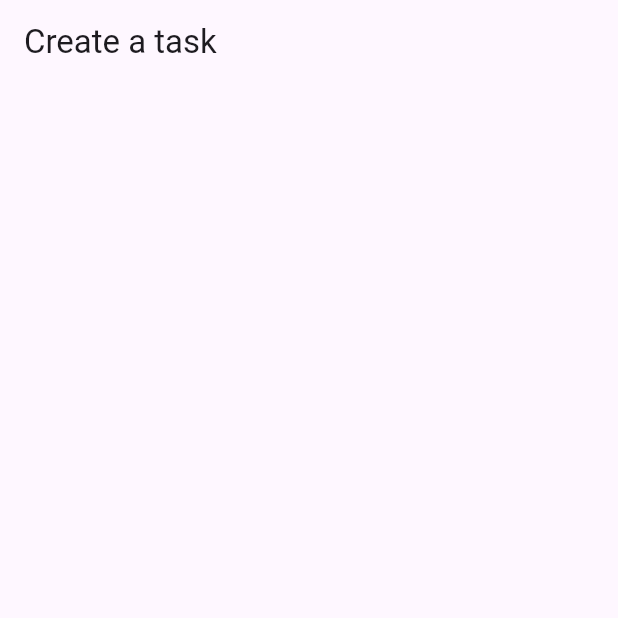
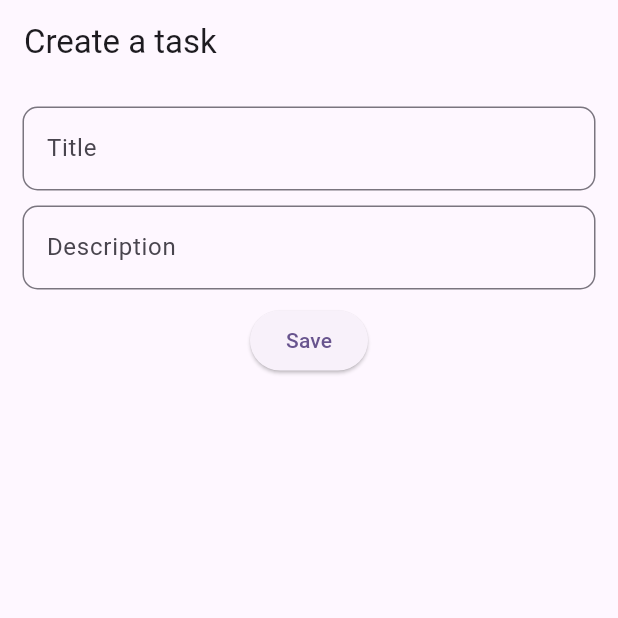
Before and after one commit to antonxandre/todo_mvvm, a Flutter app: the SaveTodoScreen screen opened by its route, on a phone screen of 412 x 824 dp, the top half of it. Run offline on Flutter 3.47's test engine with Material 3 defaults, Android fonts, the phone set to English and light mode, and no system bars; our stand-ins replace go_router.

Commit message:
feat: save todo

```diff
--- a/lib/ui/todo/widgets/save_todo_screen.dart
+++ b/lib/ui/todo/widgets/save_todo_screen.dart
@@ -4,13 +4,52 @@ import 'package:todo_mvvm/ui/todo/view_model/save_todo_view_model.dart';
 class SaveTodoScreen extends StatelessWidget {
   final SaveTodoViewModel viewModel;
 
-  const SaveTodoScreen({super.key, required this.viewModel});
+  const SaveTodoScreen({
+    super.key,
+    required this.viewModel,
+  });
 
   @override
   Widget build(BuildContext context) {
-    return Scaffold(
-      appBar: AppBar(
-        title: Text('Create a task'),
+    return GestureDetector(
+      onTap: () {
+        FocusScope.of(context).unfocus();
+      },
+      child: Scaffold(
+        appBar: AppBar(
+          title: const Text(
+            'Create a task',
+          ),
+        ),
+        body: SingleChildScrollView(
+          padding: const EdgeInsets.all(15),
+          child: Column(
+            spacing: 10,
+            children: [
+              TextFormField(
+                decoration: InputDecoration(
+                  border: OutlineInputBorder(
+                    borderRadius: BorderRadius.circular(10),
+                  ),
+                  labelText: 'Title',
+                ),
+              ),
+              TextFormField(
+                decoration: InputDecoration(
+                  border: OutlineInputBorder(
+                    borderRadius: BorderRadius.circular(10),
+                  ),
+                  labelText: 'Description',
+                ),
+                maxLines: null,
+              ),
+              ElevatedButton(
+                onPressed: () {},
+                child: const Text('Save'),
+              ),
+            ],
+          ),
+        ),
       ),
     );
   }
--- a/pubspec.yaml
+++ b/pubspec.yaml
@@ -14,12 +14,15 @@ dependencies:
   provider: ^6.1.2
 
   cupertino_icons: ^1.0.8
+  floor: ^1.5.0
 
 dev_dependencies:
   flutter_test:
     sdk: flutter
 
   flutter_lints: ^5.0.0
+  floor_generator: ^1.4.2
+  build_runner: ^2.1.2
 
 
 
```
Also changed, not shown: pubspec.lock, 7 other files.
